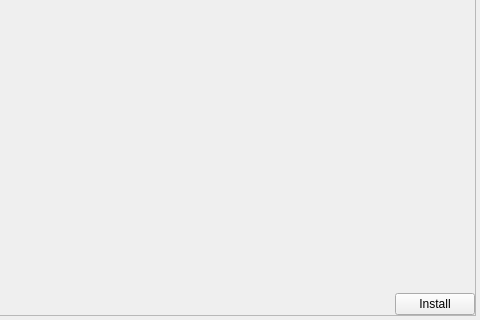
Qt form CoActionOS-QtSDK/CSdk/CKernelInstaller.ui (CoActionOS/CoActionOS-Desktop) before a commit; both pictures show x 284 to 764 and y 133 to 453 of the 764 by 453 pixel window.
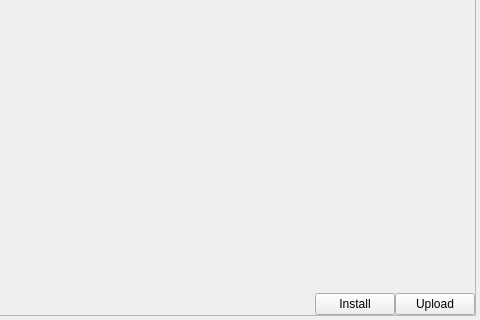
The same form after that commit. Custom widgets are drawn as their Qt base class.

What changed in the file:
```diff
--- a/CoActionOS-QtSDK/CSdk/CKernelInstaller.ui
+++ b/CoActionOS-QtSDK/CSdk/CKernelInstaller.ui
@@ -159,6 +159,19 @@
            </property>
           </widget>
          </item>
+         <item>
+          <widget class="QPushButton" name="uploadButton">
+           <property name="sizePolicy">
+            <sizepolicy hsizetype="Minimum" vsizetype="Fixed">
+             <horstretch>0</horstretch>
+             <verstretch>0</verstretch>
+            </sizepolicy>
+           </property>
+           <property name="text">
+            <string>Upload</string>
+           </property>
+          </widget>
+         </item>
         </layout>
        </item>
       </layout>
```
